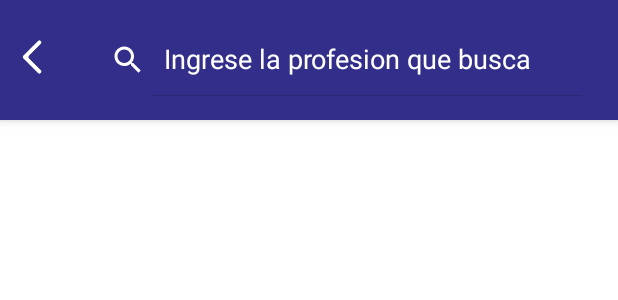
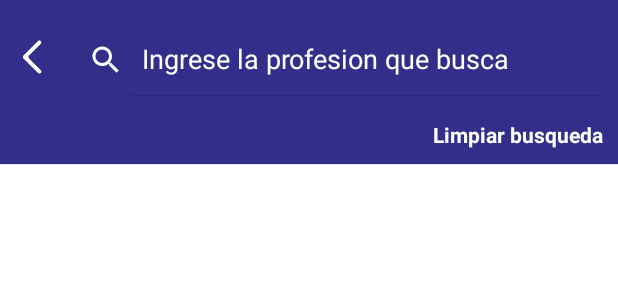
Before and after one commit to djag07907/tato, an Android app: the layout activity_tech_listing.xml on its own in the app's theme, with its tools: preview values and no code run, on a phone screen of 412 x 824 dp. Shown: the top 300 px of the screen. Run offline under Robolectric (Android 15) with nearby library versions, the phone set to English and light mode, and no system bars.

Commit message:
search filter view fixed and enhanced

```diff
--- a/app/src/main/res/layout-v26/activity_tech_listing.xml
+++ b/app/src/main/res/layout-v26/activity_tech_listing.xml
@@ -18,6 +18,7 @@
             app:layout_constraintStart_toStartOf="parent"
             app:layout_constraintStart_toEndOf="parent"
             app:layout_constraintTop_toTopOf="parent"
+            android:gravity="right"
             app:layout_constraintTop_toBottomOf="parent"
             android:background="#322e89">
 
@@ -41,7 +42,7 @@
                     android:id="@+id/searchFilterView"
                     android:layout_width="match_parent"
                     android:layout_height="wrap_content"
-                    android:layout_marginHorizontal="16dp"
+                    android:layout_marginHorizontal="1dp"
                     android:layout_marginTop="16dp"
                     android:layout_marginBottom="16dp"
                     android:iconifiedByDefault="false"
@@ -49,8 +50,18 @@
                     android:searchIcon="@drawable/ic_search"
                     android:theme="@style/ThemeOverlay.SearchView" />
 
+            </LinearLayout>
 
-            </LinearLayout>
+            <TextView
+                android:id="@+id/cleanButton"
+                android:layout_width="wrap_content"
+                android:layout_height="wrap_content"
+                android:layout_marginBottom="10dp"
+                android:layout_marginRight="10dp"
+                android:background="@drawable/ic_buttom"
+                android:text="Limpiar busqueda"
+                android:textColor="@color/white"
+                android:textStyle="bold" />
 
 
         </com.google.android.material.appbar.AppBarLayout>
@@ -59,7 +70,7 @@
             android:id="@+id/techRecyclerView"
             android:layout_width="0dp"
             android:layout_height="wrap_content"
-            android:layout_marginTop="90dp"
+            android:layout_marginTop="110dp"
             android:layout_marginStart="1dp"
             android:layout_marginEnd="1dp"
             android:background="@color/bg"
--- a/app/src/main/res/layout/activity_tech_listing.xml
+++ b/app/src/main/res/layout/activity_tech_listing.xml
@@ -18,6 +18,7 @@
             app:layout_constraintStart_toStartOf="parent"
             app:layout_constraintStart_toEndOf="parent"
             app:layout_constraintTop_toTopOf="parent"
+            android:gravity="right"
             app:layout_constraintTop_toBottomOf="parent"
             android:background="#322e89">
 
@@ -41,7 +42,7 @@
                     android:id="@+id/searchFilterView"
                     android:layout_width="match_parent"
                     android:layout_height="wrap_content"
-                    android:layout_marginHorizontal="16dp"
+                    android:layout_marginHorizontal="1dp"
                     android:layout_marginTop="16dp"
                     android:layout_marginBottom="16dp"
                     android:iconifiedByDefault="false"
@@ -49,8 +50,18 @@
                     android:searchIcon="@drawable/ic_search"
                     android:theme="@style/ThemeOverlay.SearchView" />
 
+            </LinearLayout>
 
-            </LinearLayout>
+            <TextView
+                android:id="@+id/cleanButton"
+                android:layout_width="wrap_content"
+                android:layout_height="wrap_content"
+                android:layout_marginBottom="10dp"
+                android:layout_marginRight="10dp"
+                android:background="@drawable/ic_buttom"
+                android:text="Limpiar busqueda"
+                android:textColor="@color/white"
+                android:textStyle="bold" />
 
 
         </com.google.android.material.appbar.AppBarLayout>
@@ -59,7 +70,7 @@
             android:id="@+id/techRecyclerView"
             android:layout_width="0dp"
             android:layout_height="wrap_content"
-            android:layout_marginTop="90dp"
+            android:layout_marginTop="110dp"
             android:layout_marginStart="1dp"
             android:layout_marginEnd="1dp"
             android:background="@color/bg"
```
Also changed, not shown: app/src/main/java/solutions/alva/of/son/tato/TechListingActivity.kt (+97 -47 lines).
